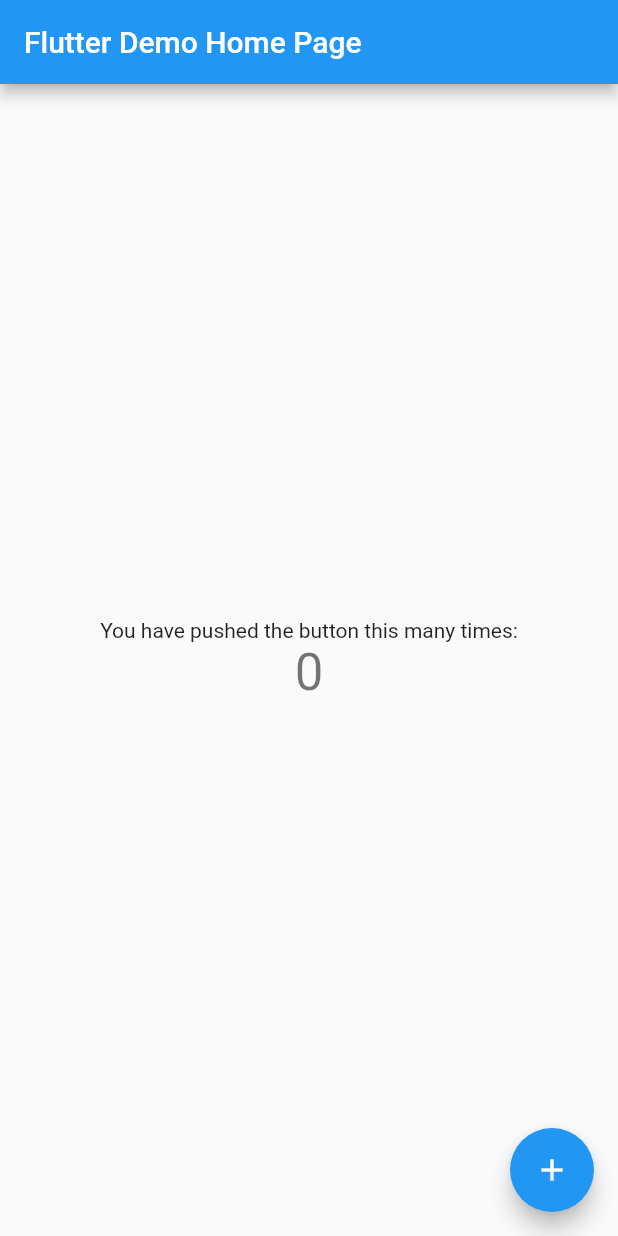
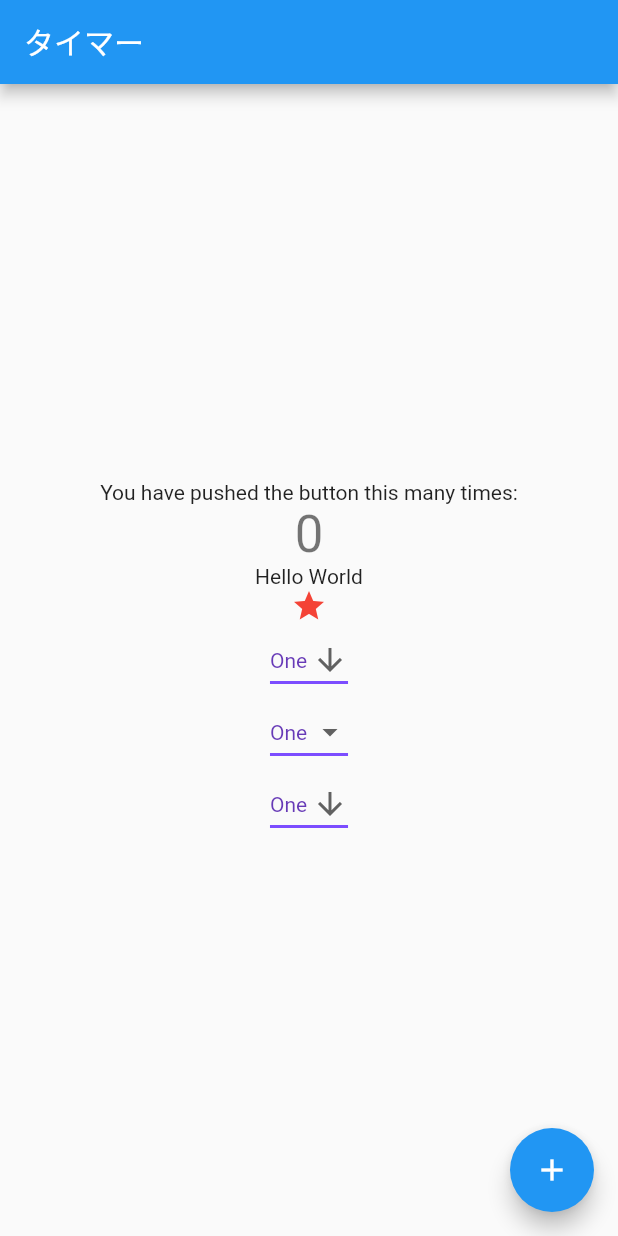
Before and after one commit to rngs/learn-flutter, a Flutter app: the screen it shows after launch, on a phone screen of 412 x 824 dp. Run offline on Flutter 3.47's test engine with Material 2 defaults, Android fonts, the phone set to English and light mode, and no system bars.

Commit message:
:+1: サンプルでちょっとお試し

```diff
--- a/sample/lib/main.dart
+++ b/sample/lib/main.dart
@@ -1,111 +1,17 @@
 import 'package:flutter/material.dart';
+import 'src/pages/Home.dart';
 
-void main() => runApp(MyApp());
+void main() => runApp(_Main());
 
-class MyApp extends StatelessWidget {
-  // This widget is the root of your application.
+class _Main extends StatelessWidget {
   @override
   Widget build(BuildContext context) {
     return MaterialApp(
-      title: 'Flutter Demo',
-      theme: ThemeData(
-        // This is the theme of your application.
-        //
-        // Try running your application with "flutter run". You'll see the
-        // application has a blue toolbar. Then, without quitting the app, try
-        // changing the primarySwatch below to Colors.green and then invoke
-        // "hot reload" (press "r" in the console where you ran "flutter run",
-        // or simply save your changes to "hot reload" in a Flutter IDE).
-        // Notice that the counter didn't reset back to zero; the application
-        // is not restarted.
-        primarySwatch: Colors.blue,
-      ),
-      home: MyHomePage(title: 'Flutter Demo Home Page'),
+      routes: <String, WidgetBuilder> {
+        "/": (BuildContext context) {
+          return Home();
+        },
+      }
     );
   }
 }
-
-class MyHomePage extends StatefulWidget {
-  MyHomePage({Key key, this.title}) : super(key: key);
-
-  // This widget is the home page of your application. It is stateful, meaning
-  // that it has a State object (defined below) that contains fields that affect
-  // how it looks.
-
-  // This class is the configuration for the state. It holds the values (in this
-  // case the title) provided by the parent (in this case the App widget) and
-  // used by the build method of the State. Fields in a Widget subclass are
-  // always marked "final".
-
-  final String title;
-
-  @override
-  _MyHomePageState createState() => _MyHomePageState();
-}
-
-class _MyHomePageState extends State<MyHomePage> {
-  int _counter = 0;
-
-  void _incrementCounter() {
-    setState(() {
-      // This call to setState tells the Flutter framework that something has
-      // changed in this State, which causes it to rerun the build method below
-      // so that the display can reflect the updated values. If we changed
-      // _counter without calling setState(), then the build method would not be
-      // called again, and so nothing would appear to happen.
-      _counter++;
-    });
-  }
-
-  @override
-  Widget build(BuildContext context) {
-    // This method is rerun every time setState is called, for instance as done
-    // by the _incrementCounter method above.
-    //
-    // The Flutter framework has been optimized to make rerunning build methods
-    // fast, so that you can just rebuild anything that needs updating rather
-    // than having to individually change instances of widgets.
-    return Scaffold(
-      appBar: AppBar(
-        // Here we take the value from the MyHomePage object that was created by
-        // the App.build method, and use it to set our appbar title.
-        title: Text(widget.title),
-      ),
-      body: Center(
-        // Center is a layout widget. It takes a single child and positions it
-        // in the middle of the parent.
-        child: Column(
-          // Column is also a layout widget. It takes a list of children and
-          // arranges them vertically. By default, it sizes itself to fit its
-          // children horizontally, and tries to be as tall as its parent.
-          //
-          // Invoke "debug painting" (press "p" in the console, choose the
-          // "Toggle Debug Paint" action from the Flutter Inspector in Android
-          // Studio, or the "Toggle Debug Paint" command in Visual Studio Code)
-          // to see the wireframe for each widget.
-          //
-          // Column has various properties to control how it sizes itself and
-          // how it positions its children. Here we use mainAxisAlignment to
-          // center the children vertically; the main axis here is the vertical
-          // axis because Columns are vertical (the cross axis would be
-          // horizontal).
-          mainAxisAlignment: MainAxisAlignment.center,
-          children: <Widget>[
-            Text(
-              'You have pushed the button this many times:',
-            ),
-            Text(
-              '$_counter',
-              style: Theme.of(context).textTheme.display1,
-            ),
-          ],
-        ),
-      ),
-      floatingActionButton: FloatingActionButton(
-        onPressed: _incrementCounter,
-        tooltip: 'Increment',
-        child: Icon(Icons.add),
-      ), // This trailing comma makes auto-formatting nicer for build methods.
-    );
-  }
-}
--- /dev/null
+++ b/sample/lib/src/pages/Home.dart
@@ -0,0 +1,204 @@
+/**
+ * Home
+ */
+import 'package:flutter/material.dart';
+import '../../src/widgets/Header.dart';
+import '../../src/widgets/parts/Dropdown.dart';
+
+class Home extends StatelessWidget {
+  static const String _title = 'タイマー';
+
+  @override
+  Widget build(BuildContext context) {
+    return _PageView(title: _title);
+  }
+}
+
+class _PageView extends StatefulWidget {
+  _PageView({Key key, this.title}) : super(key: key);
+
+  final String title;
+
+  @override
+  _PageState createState() => _PageState();
+}
+
+class _PageState extends State<_PageView> {
+  static List<DropdownMenuItem> _minites = [
+    DropdownMenuItem(value: 0, child: Text('')),
+    DropdownMenuItem(value: 1, child: Text('1')),
+  ];
+
+  int _counter = 0;
+
+  void _incrementCounter() {
+    setState(() {
+      _counter++;
+    });
+  }
+
+  @override
+  Widget build(BuildContext context) {
+    String _dropdownValue = 'One';
+    return Scaffold(
+      appBar: AppBar(
+        title: Text(widget.title),
+      ),
+      body: Center(
+        child: Column(
+          mainAxisAlignment: MainAxisAlignment.center,
+          children: <Widget>[
+            Text(
+              'You have pushed the button this many times:',
+            ),
+            Text(
+              '$_counter',
+              style: Theme.of(context).textTheme.display1,
+            ),
+            Text('Hello World'),
+            Icon(
+              Icons.star,
+              color: Colors.red[500],
+            ),
+            SampleDropdown().getComponent(),
+            Dropdown1().getComponent(),
+            DropdownButton<String>(
+              value: _dropdownValue,
+              icon: Icon(Icons.arrow_downward),
+              iconSize: 24,
+              elevation: 16,
+              style: TextStyle(
+                color: Colors.deepPurple
+              ),
+              underline: Container(
+                height: 2,
+                color: Colors.deepPurpleAccent,
+              ),
+              onChanged: (String newValue) {
+                setState(() {
+                  _dropdownValue = newValue;
+                });
+              },
+              items: <String>['One', 'Two', 'Free', 'Four']
+                .map<DropdownMenuItem<String>>((String value) {
+                  return DropdownMenuItem<String>(
+                    value: value,
+                    child: Text(value),
+                  );
+              }).toList(),
+            )
+          ],
+        ),
+      ),
+      floatingActionButton: FloatingActionButton(
+        onPressed: _incrementCounter,
+        tooltip: 'Increment',
+        child: Icon(Icons.add),
+      ),
+    );
+  }
+}
+
+// class MyApp extends StatelessWidget {
+//   // This widget is the root of your application.
+//   @override
+//   Widget build(BuildContext context) {
+//     return MaterialApp(
+//       title: 'Timers',
+//       theme: ThemeData(
+//         primarySwatch: Colors.blue,
+//       ),
+//       home: MyHomePage(title: 'タイマー'),
+//     );
+//   }
+// }
+
+class MyHomePage extends StatefulWidget {
+  MyHomePage({Key key, this.title}) : super(key: key);
+
+  // This widget is the home page of your application. It is stateful, meaning
+  // that it has a State object (defined below) that contains fields that affect
+  // how it looks.
+
+  // This class is the configuration for the state. It holds the values (in this
+  // case the title) provided by the parent (in this case the App widget) and
+  // used by the build method of the State. Fields in a Widget subclass are
+  // always marked "final".
+
+  final String title;
+
+  @override
+  _MyHomePageState createState() => _MyHomePageState();
+}
+
+class _MyHomePageState extends State<MyHomePage> {
+  int _counter = 0;
+
+  void _incrementCounter() {
+    setState(() {
+      // This call to setState tells the Flutter framework that something has
+      // changed in this State, which causes it to rerun the build method below
+      // so that the display can reflect the updated values. If we changed
+      // _counter without calling setState(), then the build method would not be
+      // called again, and so nothing would appear to happen.
+      _counter++;
+    });
+  }
+
+  @override
+  Widget build(BuildContext context) {
+    // This method is rerun every time setState is called, for instance as done
+    // by the _incrementCounter method above.
+    //
+    // The Flutter framework has been optimized to make rerunning build methods
+    // fast, so that you can just rebuild anything that needs updating rather
+    // than having to individually change instances of widgets.
+    return Scaffold(
+      appBar: AppBar(
+        // Here we take the value from the MyHomePage object that was created by
+        // the App.build method, and use it to set our appbar title.
+        title: Text(widget.title),
+      ),
+      body: Center(
+        // Center is a layout widget. It takes a single child and positions it
+        // in the middle of the parent.
+        child: Column(
+          // Column is also a layout widget. It takes a list of children and
+          // arranges them vertically. By default, it sizes itself to fit its
+          // children horizontally, and tries to be as tall as its parent.
+          //
+          // Invoke "debug painting" (press "p" in the console, choose the
+          // "Toggle Debug Paint" action from the Flutter Inspector in Android
+          // Studio, or the "Toggle Debug Paint" command in Visual Studio Code)
+          // to see the wireframe for each widget.
+          //
+          // Column has various properties to control how it sizes itself and
+          // how it positions its children. Here we use mainAxisAlignment to
+          // center the children vertically; the main axis here is the vertical
+          // axis because Columns are vertical (the cross axis would be
+          // horizontal).
+          mainAxisAlignment: MainAxisAlignment.center,
+          children: <Widget>[
+            Text(
+              'You have pushed the button this many times:',
+            ),
+            Text(
+              '$_counter',
+              style: Theme.of(context).textTheme.display1,
+            ),
+            Text('Hello World'),
+            Icon(
+              Icons.star,
+              color: Colors.red[500],
+            ),
+          ],
+        ),
+      ),
+      floatingActionButton: FloatingActionButton(
+        onPressed: _incrementCounter,
+        tooltip: 'Increment',
+        child: Icon(Icons.add),
+      ), // This trailing comma makes auto-formatting nicer for build methods.
+    );
+  }
+}
--- /dev/null
+++ b/sample/lib/src/widgets/parts/Dropdown.dart
@@ -0,0 +1,91 @@
+import 'package:flutter/material.dart';
+
+class SampleDropdown {
+  String _dropdownValue = 'One';
+
+  DropdownButton getComponent() {
+    return DropdownButton<String>(
+      value: _dropdownValue,
+      icon: Icon(Icons.arrow_downward),
+      iconSize: 24,
+      elevation: 16,
+      style: TextStyle(
+        color: Colors.deepPurple
+      ),
+      underline: Container(
+        height: 2,
+        color: Colors.deepPurpleAccent,
+      ),
+      onChanged: (String value) {},
+      items: <String>['One', 'Two', 'Free', 'Four']
+        .map<DropdownMenuItem<String>>((String value) {
+          return DropdownMenuItem<String>(
+            value: value,
+            child: Text(value),
+          );
+      }).toList(),
+    );
+  }
+}
+
+class Dropdown1 {
+  String _dropdownValue = 'One';
+
+  DropdownButton getComponent() {
+    return DropdownButton<String>(
+      value: _dropdownValue,
+      // icon: Icon(Icons.arrow_downward),
+      iconSize: 24,
+      elevation: 16,
+      style: TextStyle(
+        color: Colors.deepPurple
+      ),
+      underline: Container(
+        height: 2,
+        color: Colors.deepPurpleAccent,
+      ),
+      onChanged: (String value) {},
+      items: <String>['One', 'Two', 'Free', 'Four']
+        .map<DropdownMenuItem<String>>((String value) {
+          return DropdownMenuItem<String>(
+            value: value,
+            child: Text(value),
+          );
+      }).toList(),
+    );
+  }
+}
+
+// class Dropdown extends State<StatefulWidget> {
+//   String dropdownValue = 'One';
+
+//   @override
+//   Widget build(BuildContext context) {
+//     return DropdownButton<String>(
+//       value: dropdownValue,
+//       icon: Icon(Icons.arrow_downward),
+//       iconSize: 24,
+//       elevation: 16,
+//       style: TextStyle(
+//         color: Colors.deepPurple
+//       ),
+//       underline: Container(
+//         height: 2,
+//         color: Colors.deepPurpleAccent,
+//       ),
+//       onChanged: (String newValue) {
+//         setState(() {
+//           dropdownValue = newValue;
+//         });
+//       },
+//       items: <String>['One', 'Two', 'Free', 'Four']
+//         .map<DropdownMenuItem<String>>((String value) {
+//           return DropdownMenuItem<String>(
+//             value: value,
+//             child: Text(value),
+//           );
+//         })
+//         .toList(),
+//     );
+//   }
+// }
```
Also changed, not shown: sample/lib/src/widgets/Header.dart (added, +14 -0 lines), sample/lib/src/widgets/parts/CheckBox.dart (added), sample/lib/src/widgets/parts/Input.dart (added), sample/lib/src/widgets/parts/Radio.dart (added), sample/lib/src/widgets/parts/Text.dart (added), sample/lib/src/widgets/parts/TextArea.dart (added).
